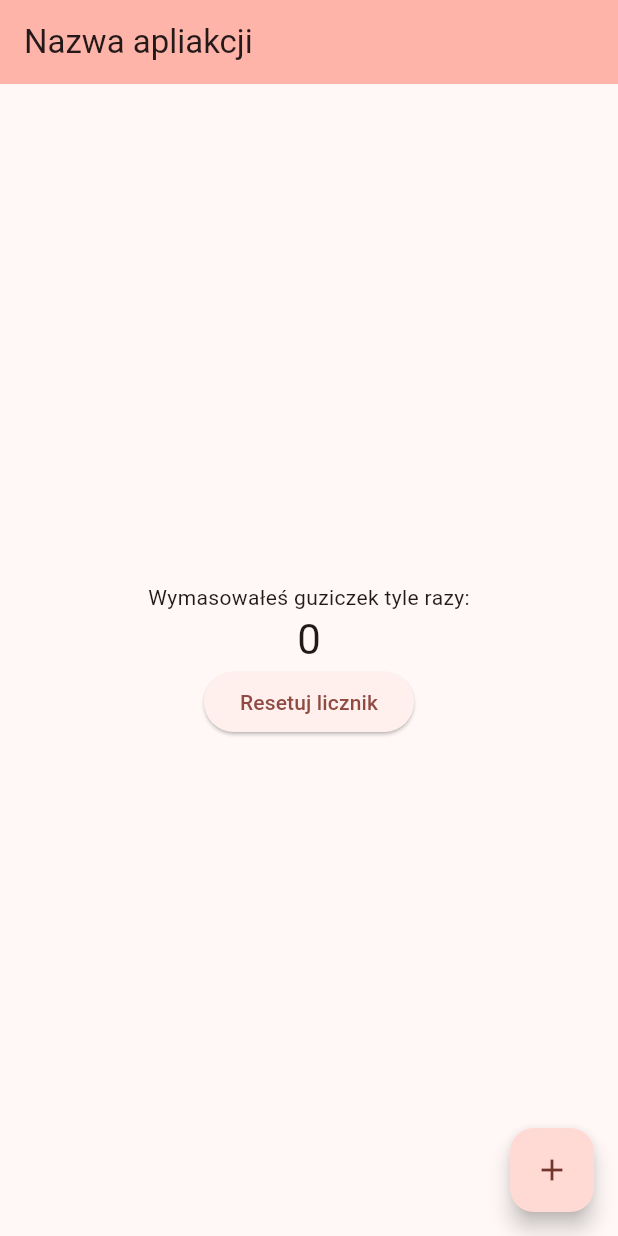
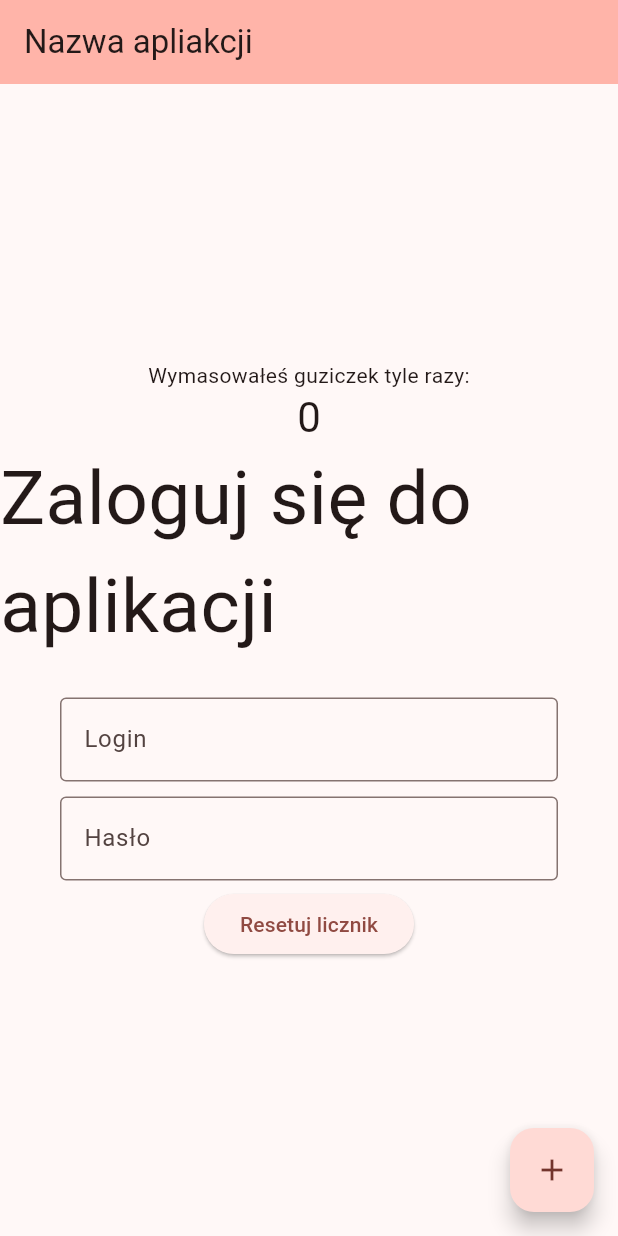
Before and after one commit to JaKosinski/IPZ_2024_2025, a Flutter app: the screen it shows after launch, on a phone screen of 412 x 824 dp. Run offline on Flutter 3.47's test engine with Material 3 defaults, Android fonts, the phone set to English and light mode, and no system bars.

Commit message:
Nauka: prace nad ekranem logowania

```diff
--- a/aplikacja/lib/main.dart
+++ b/aplikacja/lib/main.dart
@@ -56,6 +56,10 @@ class MyHomePage extends StatefulWidget {
 
 class _MyHomePageState extends State<MyHomePage> {
   int _counter = 0;
+  Map<String, String> _users = {};
+
+  final TextEditingController _textController = TextEditingController();
+  final TextEditingController _passwordController = TextEditingController();
 
   void _incrementCounter() {
     setState(() {
@@ -104,6 +108,8 @@ class _MyHomePageState extends State<MyHomePage> {
 
   @override
   Widget build(BuildContext context) {
+    String login = "";
+    String password = "";
     return Scaffold(
       appBar: AppBar(
         backgroundColor: Theme.of(context).colorScheme.inversePrimary,
@@ -120,6 +126,41 @@ class _MyHomePageState extends State<MyHomePage> {
               '$_counter',
               style: Theme.of(context).textTheme.headlineMedium,
             ),
+            const Text(
+              'Zaloguj się do aplikacji',
+              style: TextStyle(
+                fontSize: 50.0,
+              ),
+            ),
+            const SizedBox(height: 20),
+            Padding(
+              padding: const EdgeInsets.symmetric(horizontal: 40.0, vertical: 5.0),
+              child: TextField(
+                controller: _textController, // Connect the controlle
+                decoration: const InputDecoration(
+                  border: OutlineInputBorder(),
+                  labelText: 'Login',
+                ),
+                onSubmitted: (value) {
+                  login = value;
+                  print(value);
+                },
+              ),
+            ),
+            Padding(
+              padding: const EdgeInsets.symmetric(horizontal: 40.0, vertical: 5.0),
+              child: TextField(
+                controller: _passwordController,
+                decoration: const InputDecoration(
+                  border: OutlineInputBorder(),
+                  labelText: 'Hasło',
+                ),
+                onSubmitted: (value) {
+                  password = value;
+                  print(value);
+                }
+              )
+            ),
             ElevatedButton(
               onPressed: _showResetDialog,
               child: const Text('Resetuj licznik'))
@@ -128,7 +169,7 @@ class _MyHomePageState extends State<MyHomePage> {
       ),
       floatingActionButton: FloatingActionButton(
         onPressed: _incrementCounter,
-        tooltip: 'Increment',
+        tooltip: 'Wymasuj',
         child: const Icon(Icons.add),
       ), // This trailing comma makes auto-formatting nicer for build methods.
 
```
Also changed, not shown: aplikacja/pubspec.lock.
